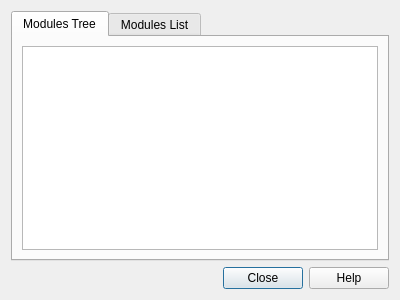
The window that qgis/src/plugins/grass/qgsgrasstoolsbase.ui (sourcepole/qgis) describes before a commit, drawn with Qt 5.
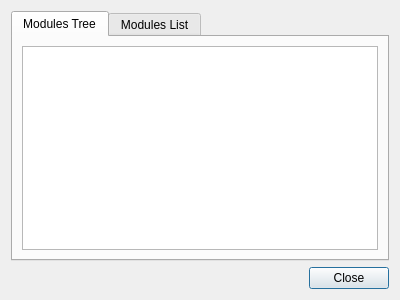
The same window after the commit.

Commit message: Removed "Help" button from the GRASS plug-in window to fix #1778.

Diff of the .ui file:
```diff
--- a/qgis/src/plugins/grass/qgsgrasstoolsbase.ui
+++ b/qgis/src/plugins/grass/qgsgrasstoolsbase.ui
@@ -73,8 +73,8 @@
      <property name="orientation" >
       <enum>Qt::Horizontal</enum>
      </property>
-     <property name="standardButtons" >
-      <set>QDialogButtonBox::Close|QDialogButtonBox::Help|QDialogButtonBox::NoButton</set>
+     <property name="standardButtons">
+      <set>QDialogButtonBox::Close</set>
      </property>
     </widget>
    </item>
```
Left out of the diff: 69 changed lines with no effect on the pictures.
